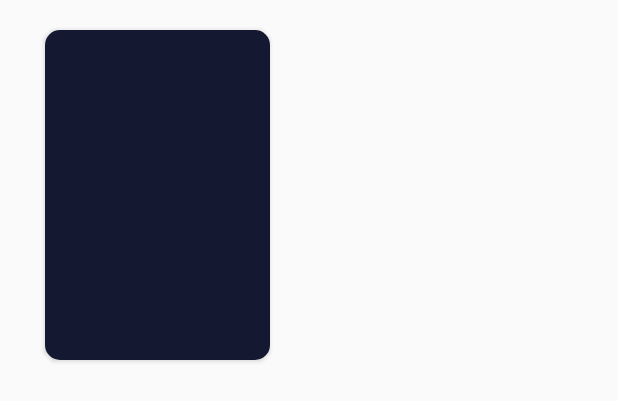
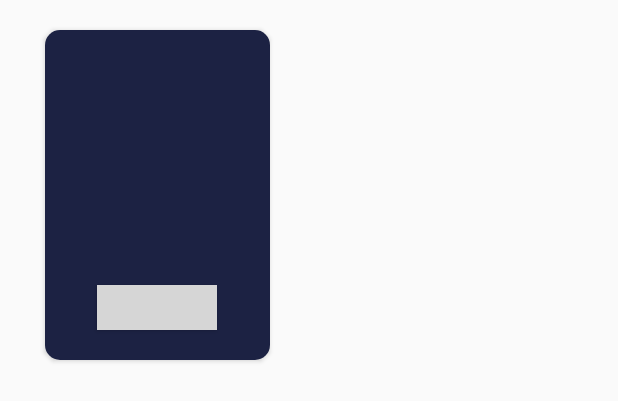
Before and after one commit to yangjingyuy/Dimensionsofthefilm, an Android app: the layout hot_layout.xml on its own in the app's theme, with its tools: preview values and no code run, on a phone screen of 412 x 824 dp. Shown: the top 401 px of the screen. Run offline under Robolectric (Android 15) with nearby library versions, the phone set to English and light mode, and no system bars; network calls fail; grey boxes are pictures that could not be loaded.

Commit message:
杨靖宇2019.11.8,19.15 更改布局

```diff
--- a/app/src/main/java/com/bawei/dimensionsofthefilm/adapter/Myrecyclview.java
+++ b/app/src/main/java/com/bawei/dimensionsofthefilm/adapter/Myrecyclview.java
@@ -48,6 +48,7 @@ public class Myrecyclview extends RecyclerView.Adapter<Myrecyclview.myViewHolder
                 .into(myViewHolder.imageView);
 
         myViewHolder.textView.setText(list.get(i).name);
+        myViewHolder.text_time.setText(String.valueOf(list.get(i).releaseTime));
     }
 
     @Override
@@ -57,14 +58,14 @@ public class Myrecyclview extends RecyclerView.Adapter<Myrecyclview.myViewHolder
 
     class myViewHolder extends RecyclerView.ViewHolder{
 
-        private final TextView textView;
+        private final TextView textView,text_time;
         private final ImageView imageView;
 
         public myViewHolder(@NonNull View itemView) {
             super(itemView);
             textView = itemView.findViewById(R.id.text_name);
             imageView = itemView.findViewById(R.id.imager);
-
+            text_time = itemView.findViewById(R.id.text_time);
         }
     }
 }
--- a/app/src/main/res/layout/hot_layout.xml
+++ b/app/src/main/res/layout/hot_layout.xml
@@ -13,7 +13,7 @@
         android:layout_marginLeft="30dp"
         >
         <RelativeLayout
-            android:background="#141931"
+            android:background="#1c2243"
             android:layout_width="match_parent"
             android:layout_height="match_parent"
             >
@@ -21,7 +21,7 @@
                 android:layout_width="100dp"
                 android:layout_height="130dp"
                 android:id="@+id/hot_img"
-                android:layout_centerInParent="true"
+                android:layout_centerHorizontal="true"
 
                 />
             <TextView
@@ -33,6 +33,18 @@
                 android:layout_below="@+id/hot_img"
                 android:layout_marginTop="10dp"
                 />
+            <Button
+                android:layout_width="80dp"
+                android:layout_height="30dp"
+                android:text="购票"
+                android:textColor="#ffffff"
+                android:id="@+id/gp"
+                android:layout_centerHorizontal="true"
+                android:layout_below="@+id/hot_name"
+                android:layout_marginTop="10dp"
+                android:background="@drawable/buttonyuan"
+                />
+
         </RelativeLayout>
     </android.support.v7.widget.CardView>
 
```
Also changed, not shown: app/src/main/res/layout/jijiangshangshi_layout.xml (+13 -1 lines), app/src/main/res/layout/zhengzaishangshi_layout.xml (+12 -0 lines).
